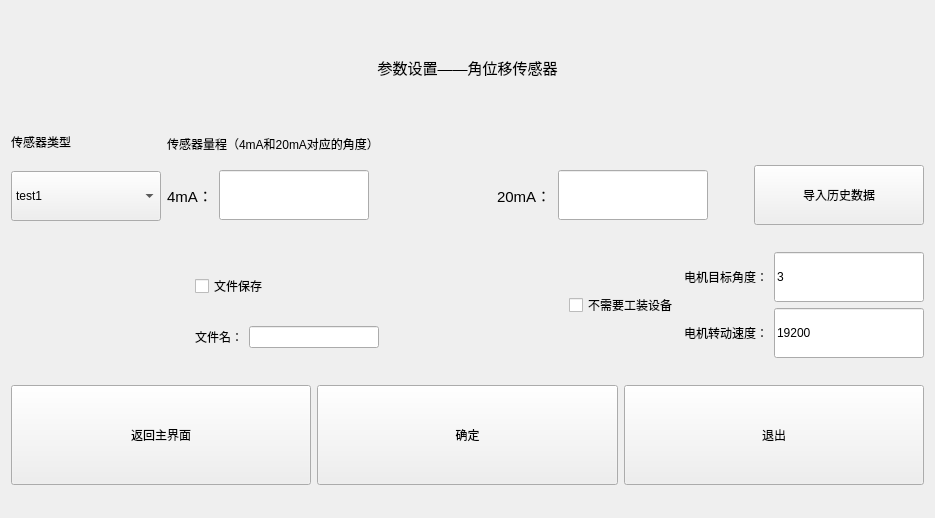
Qt form ui_param/paramwin_anglesensor.ui (Dirck-YHP/Proj_sensor_detect) before a commit.
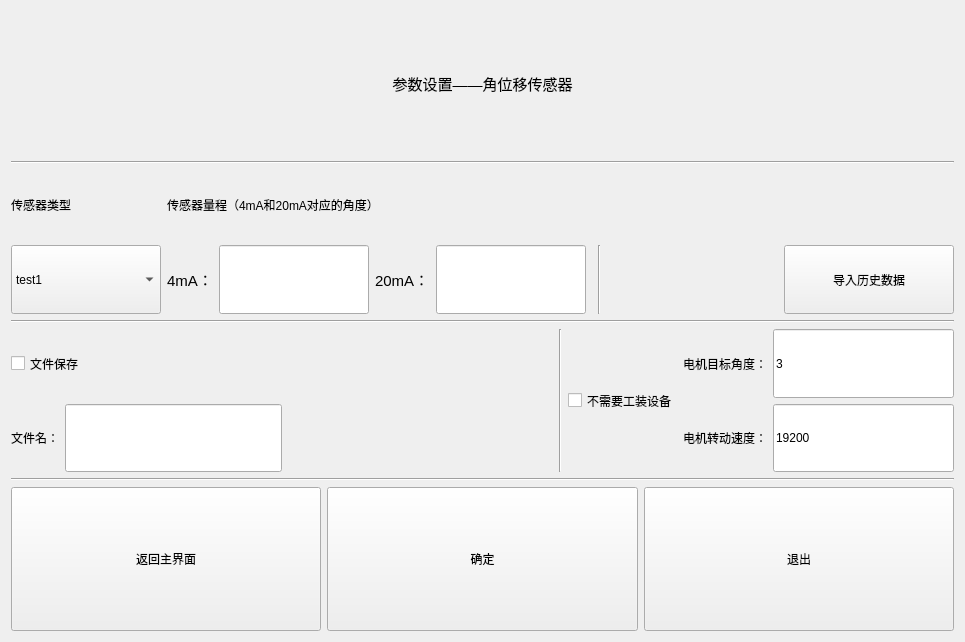
The same form after that commit.

Patch:
```diff
--- a/ui_param/paramwin_anglesensor.ui
+++ b/ui_param/paramwin_anglesensor.ui
@@ -6,15 +6,17 @@
    <rect>
     <x>0</x>
     <y>0</y>
-    <width>935</width>
-    <height>518</height>
+    <width>965</width>
+    <height>642</height>
    </rect>
   </property>
   <property name="windowTitle">
    <string>参数设置_角位移传感器</string>
   </property>
   <layout class="QGridLayout" name="gridLayout">
-   <item row="0" column="0" colspan="2">
+   <item row="0" column="0">
+    <layout class="QVBoxLayout" name="verticalLayout_5">
+     <item>
     <widget class="QLabel" name="label">
      <property name="minimumSize">
       <size>
@@ -24,8 +26,8 @@
      </property>
      <property name="maximumSize">
       <size>
-       <width>2000</width>
-       <height>50</height>
+         <width>777777</width>
+         <height>300</height>
       </size>
      </property>
      <property name="font">
@@ -41,7 +43,19 @@
      </property>
     </widget>
    </item>
-   <item row="1" column="0">
+     <item>
+      <widget class="Line" name="line_3">
+       <property name="styleSheet">
+        <string notr="true">background-color: rgb（255,255,255）</string>
+       </property>
+       <property name="orientation">
+        <enum>Qt::Horizontal</enum>
+       </property>
+      </widget>
+     </item>
+     <item>
+      <layout class="QHBoxLayout" name="horizontalLayout_6">
+       <item>
     <layout class="QVBoxLayout" name="verticalLayout_2">
      <item>
       <widget class="QLabel" name="label_sensor_type">
@@ -54,7 +68,7 @@
        <property name="maximumSize">
         <size>
          <width>16777215</width>
-         <height>40</height>
+             <height>80</height>
         </size>
        </property>
        <property name="text">
@@ -64,6 +78,12 @@
      </item>
      <item>
       <widget class="QComboBox" name="cBox_angle_sensor_type">
+           <property name="sizePolicy">
+            <sizepolicy hsizetype="Preferred" vsizetype="Preferred">
+             <horstretch>0</horstretch>
+             <verstretch>0</verstretch>
+            </sizepolicy>
+           </property>
        <property name="minimumSize">
         <size>
          <width>150</width>
@@ -84,7 +104,7 @@
      </item>
     </layout>
    </item>
-   <item row="1" column="1">
+       <item>
     <layout class="QVBoxLayout" name="verticalLayout">
      <item>
       <widget class="QLabel" name="label_range">
@@ -97,7 +117,7 @@
        <property name="maximumSize">
         <size>
          <width>16777215</width>
-         <height>30</height>
+             <height>80</height>
         </size>
        </property>
        <property name="text">
@@ -106,7 +126,7 @@
       </widget>
      </item>
      <item>
-      <layout class="QHBoxLayout" name="horizontalLayout_6">
+          <layout class="QHBoxLayout" name="horizontalLayout_5">
        <item>
         <layout class="QHBoxLayout" name="horizontalLayout_4">
          <item>
@@ -123,6 +143,12 @@
          </item>
          <item>
           <widget class="QLineEdit" name="lineE_4mA">
+               <property name="sizePolicy">
+                <sizepolicy hsizetype="Expanding" vsizetype="Preferred">
+                 <horstretch>0</horstretch>
+                 <verstretch>0</verstretch>
+                </sizepolicy>
+               </property>
            <property name="minimumSize">
             <size>
              <width>150</width>
@@ -131,29 +157,12 @@
            </property>
            <property name="maximumSize">
             <size>
-             <width>200</width>
+                 <width>77777</width>
              <height>16777215</height>
             </size>
            </property>
           </widget>
          </item>
-         <item>
-          <spacer name="horizontalSpacer_3">
-           <property name="orientation">
-            <enum>Qt::Horizontal</enum>
-           </property>
-           <property name="sizeHint" stdset="0">
-            <size>
-             <width>40</width>
-             <height>20</height>
-            </size>
-           </property>
-          </spacer>
-         </item>
-        </layout>
-       </item>
-       <item>
-        <layout class="QHBoxLayout" name="horizontalLayout_5">
          <item>
           <widget class="QLabel" name="label_20mA">
            <property name="font">
@@ -168,6 +177,12 @@
          </item>
          <item>
           <widget class="QLineEdit" name="lineE_20mA">
+               <property name="sizePolicy">
+                <sizepolicy hsizetype="Expanding" vsizetype="Preferred">
+                 <horstretch>0</horstretch>
+                 <verstretch>0</verstretch>
+                </sizepolicy>
+               </property>
            <property name="minimumSize">
             <size>
              <width>150</width>
@@ -176,14 +191,36 @@
            </property>
            <property name="maximumSize">
             <size>
-             <width>200</width>
+                 <width>77777</width>
              <height>16777215</height>
             </size>
            </property>
           </widget>
          </item>
          <item>
-          <spacer name="horizontalSpacer_4">
+              <widget class="Line" name="line_5">
+               <property name="styleSheet">
+                <string notr="true">background-color: rgb（255,255,255）</string>
+               </property>
+               <property name="orientation">
+                <enum>Qt::Horizontal</enum>
+               </property>
+              </widget>
+             </item>
+            </layout>
+           </item>
+           <item>
+            <widget class="Line" name="line_6">
+             <property name="styleSheet">
+              <string notr="true">background-color: rgb（255,255,255）</string>
+             </property>
+             <property name="orientation">
+              <enum>Qt::Vertical</enum>
+             </property>
+            </widget>
+           </item>
+           <item>
+            <spacer name="horizontalSpacer_5">
            <property name="orientation">
             <enum>Qt::Horizontal</enum>
            </property>
@@ -197,6 +234,12 @@
          </item>
          <item>
           <widget class="QPushButton" name="btn_load_data">
+             <property name="sizePolicy">
+              <sizepolicy hsizetype="Minimum" vsizetype="Preferred">
+               <horstretch>0</horstretch>
+               <verstretch>0</verstretch>
+              </sizepolicy>
+             </property>
            <property name="minimumSize">
             <size>
              <width>170</width>
@@ -220,25 +263,28 @@
      </item>
     </layout>
    </item>
-   <item row="2" column="0" colspan="2">
+     <item>
+      <widget class="Line" name="line_2">
+       <property name="styleSheet">
+        <string notr="true">background-color: rgb（255,255,255）</string>
+       </property>
+       <property name="orientation">
+        <enum>Qt::Horizontal</enum>
+       </property>
+      </widget>
+     </item>
+     <item>
     <layout class="QHBoxLayout" name="horizontalLayout_3">
-     <item>
-      <spacer name="horizontalSpacer_2">
-       <property name="orientation">
-        <enum>Qt::Horizontal</enum>
-       </property>
-       <property name="sizeHint" stdset="0">
-        <size>
-         <width>40</width>
-         <height>20</height>
-        </size>
-       </property>
-      </spacer>
-     </item>
      <item>
       <layout class="QVBoxLayout" name="verticalLayout_3">
        <item>
         <widget class="QCheckBox" name="cBox_file_save">
+           <property name="sizePolicy">
+            <sizepolicy hsizetype="Minimum" vsizetype="Preferred">
+             <horstretch>0</horstretch>
+             <verstretch>0</verstretch>
+            </sizepolicy>
+           </property>
          <property name="minimumSize">
           <size>
            <width>0</width>
@@ -260,7 +306,14 @@
           </widget>
          </item>
          <item>
-          <widget class="QLineEdit" name="lineE_file_name"/>
+            <widget class="QLineEdit" name="lineE_file_name">
+             <property name="sizePolicy">
+              <sizepolicy hsizetype="Expanding" vsizetype="Preferred">
+               <horstretch>0</horstretch>
+               <verstretch>0</verstretch>
+              </sizepolicy>
+             </property>
+            </widget>
          </item>
         </layout>
        </item>
@@ -279,8 +332,24 @@
        </property>
       </spacer>
      </item>
+       <item>
+        <widget class="Line" name="line_4">
+         <property name="styleSheet">
+          <string notr="true">background-color: rgb（255,255,255）</string>
+         </property>
+         <property name="orientation">
+          <enum>Qt::Vertical</enum>
+         </property>
+        </widget>
+       </item>
      <item>
       <widget class="QCheckBox" name="checkBox_no_need_device">
+         <property name="sizePolicy">
+          <sizepolicy hsizetype="Minimum" vsizetype="Preferred">
+           <horstretch>0</horstretch>
+           <verstretch>0</verstretch>
+          </sizepolicy>
+         </property>
        <property name="minimumSize">
         <size>
          <width>0</width>
@@ -305,6 +374,12 @@
          </item>
          <item>
           <widget class="QLineEdit" name="lineE_target_angle">
+             <property name="sizePolicy">
+              <sizepolicy hsizetype="Expanding" vsizetype="Preferred">
+               <horstretch>0</horstretch>
+               <verstretch>0</verstretch>
+              </sizepolicy>
+             </property>
            <property name="minimumSize">
             <size>
              <width>150</width>
@@ -335,6 +410,12 @@
          </item>
          <item>
           <widget class="QLineEdit" name="lineE_motor_spd">
+             <property name="sizePolicy">
+              <sizepolicy hsizetype="Expanding" vsizetype="Preferred">
+               <horstretch>0</horstretch>
+               <verstretch>0</verstretch>
+              </sizepolicy>
+             </property>
            <property name="minimumSize">
             <size>
              <width>150</width>
@@ -343,7 +424,7 @@
            </property>
            <property name="maximumSize">
             <size>
-             <width>200</width>
+               <width>7777</width>
              <height>16777215</height>
             </size>
            </property>
@@ -361,10 +442,26 @@
      </item>
     </layout>
    </item>
-   <item row="3" column="0" colspan="2">
+     <item>
+      <widget class="Line" name="line">
+       <property name="styleSheet">
+        <string notr="true">background-color: rgb（255,255,255）</string>
+       </property>
+       <property name="orientation">
+        <enum>Qt::Horizontal</enum>
+       </property>
+      </widget>
+     </item>
+     <item>
     <layout class="QHBoxLayout" name="horizontalLayout">
      <item>
       <widget class="QPushButton" name="btn_back_mainW">
+         <property name="sizePolicy">
+          <sizepolicy hsizetype="Minimum" vsizetype="Preferred">
+           <horstretch>0</horstretch>
+           <verstretch>0</verstretch>
+          </sizepolicy>
+         </property>
        <property name="minimumSize">
         <size>
          <width>200</width>
@@ -378,6 +475,12 @@
      </item>
      <item>
       <widget class="QPushButton" name="btn_ok">
+         <property name="sizePolicy">
+          <sizepolicy hsizetype="Minimum" vsizetype="Preferred">
+           <horstretch>0</horstretch>
+           <verstretch>0</verstretch>
+          </sizepolicy>
+         </property>
        <property name="minimumSize">
         <size>
          <width>200</width>
@@ -391,6 +494,12 @@
      </item>
      <item>
       <widget class="QPushButton" name="btn_exit">
+         <property name="sizePolicy">
+          <sizepolicy hsizetype="Minimum" vsizetype="Preferred">
+           <horstretch>0</horstretch>
+           <verstretch>0</verstretch>
+          </sizepolicy>
+         </property>
        <property name="minimumSize">
         <size>
          <width>200</width>
@@ -401,6 +510,8 @@
         <string>退出</string>
        </property>
       </widget>
+       </item>
+      </layout>
      </item>
     </layout>
    </item>
```
Lines whose indentation alone changed are shown as unchanged.
